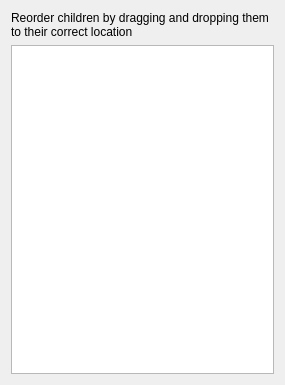
Before: the Qt Designer form src/Mod/Path/Gui/TaskDlgPathCompound.ui in microelly2/FreeCAD, drawn with Qt 5.
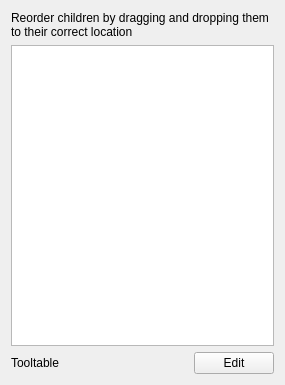
After: the same form once the commit is applied. Icons and pictures are not drawn.

Commit message: Path: Tooltable editor (BUGGY)

The edit to the form file:
```diff
--- a/src/Mod/Path/Gui/TaskDlgPathCompound.ui
+++ b/src/Mod/Path/Gui/TaskDlgPathCompound.ui
@@ -40,6 +40,33 @@
      </property>
     </widget>
    </item>
+   <item>
+    <layout class="QHBoxLayout" name="horizontalLayout">
+     <item>
+      <widget class="QLabel" name="LabelTooltable">
+       <property name="text">
+        <string>Tooltable</string>
+       </property>
+      </widget>
+     </item>
+     <item>
+      <widget class="QPushButton" name="ButtonTooltable">
+       <property name="maximumSize">
+        <size>
+         <width>80</width>
+         <height>16777215</height>
+        </size>
+       </property>
+       <property name="text">
+        <string>Edit</string>
+       </property>
+       <property name="icon">
+        <iconset theme="edit-paste"/>
+       </property>
+      </widget>
+     </item>
+    </layout>
+   </item>
   </layout>
  </widget>
  <resources/>
```
The commit also changes 8 other files.
